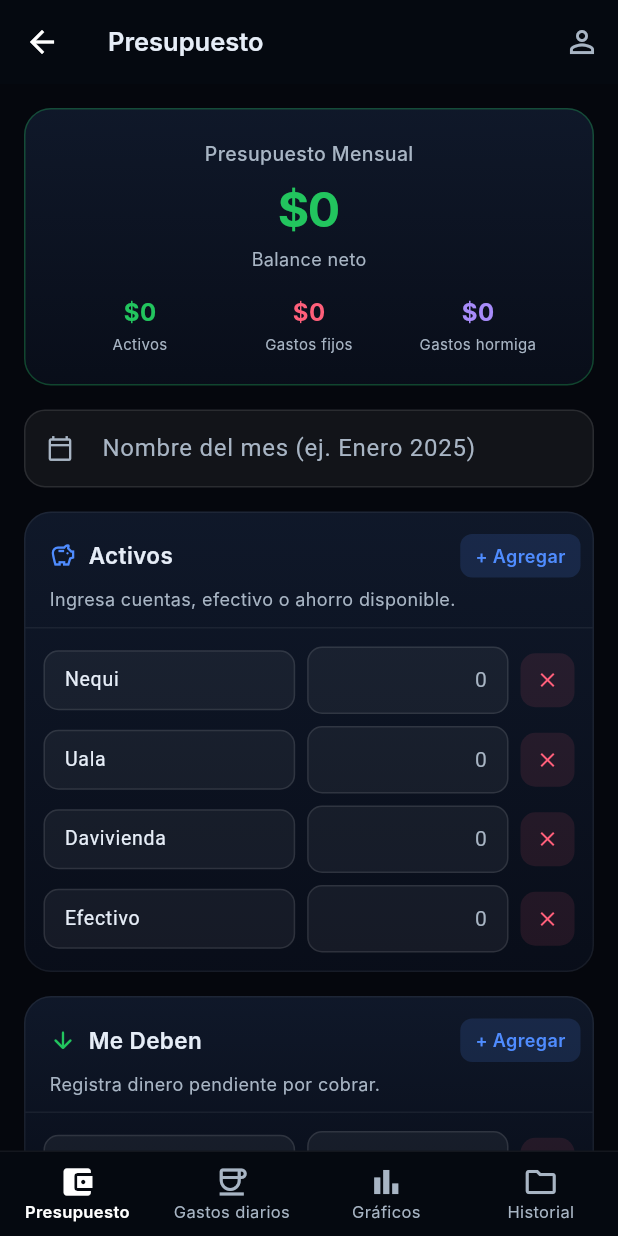
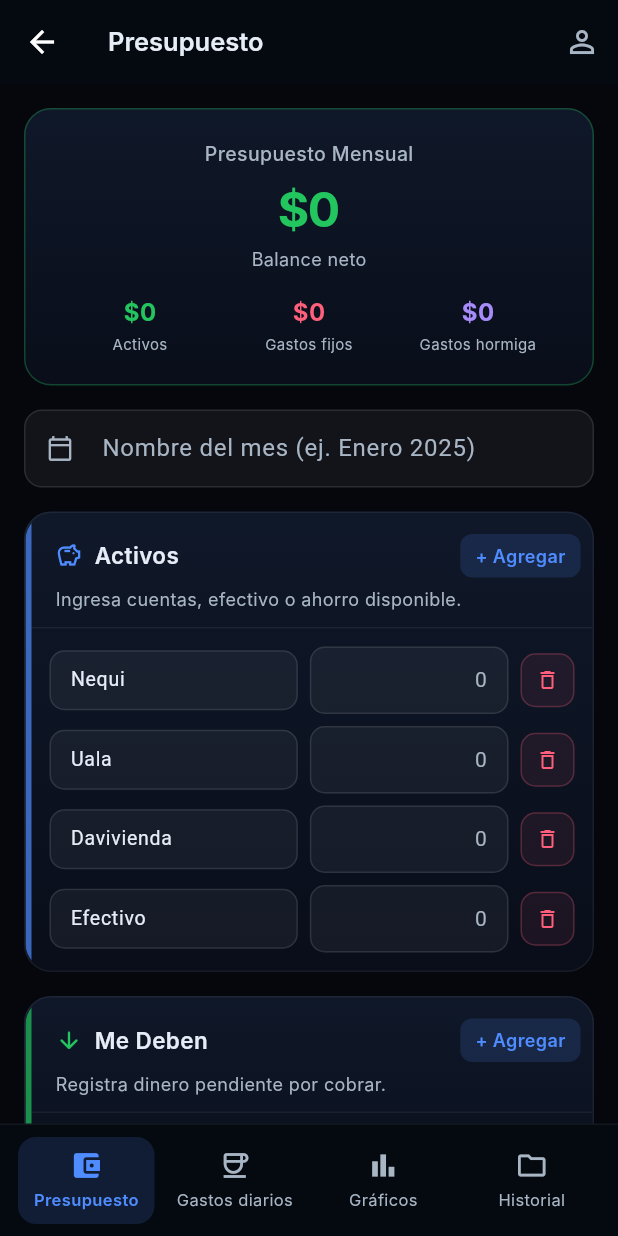
Before and after one commit to JuanDelgado06/finanzas-personales-app, a Flutter app: the HomeShell screen opened directly, on a phone screen of 412 x 824 dp. Run offline on Flutter 3.47's test engine with Material 3 defaults, Android fonts, the phone set to English and light mode, and no system bars; our stand-ins replace firebase_auth, firebase_core, fl_chart, google_sign_in, shared_preferences; accounts and stored records are empty; network calls fail; Roboto replaces fonts that are missing (Inter).

Commit message:
Refactor navegación inferior y mejora visual en pantallas de presupuesto y gráficos; agrega animaciones y nuevos estilos de contenedor.

```diff
--- a/lib/main.dart
+++ b/lib/main.dart
@@ -142,29 +142,10 @@ class _HomeShellState extends State<HomeShell> {
         ],
       ),
       body: _screens[_currentIndex],
-      bottomNavigationBar: Container(
-        decoration: BoxDecoration(
-          color: const Color(0xFA050910),
-          border: Border(top: BorderSide(color: kLineSoft)),
-        ),
-        child: BottomNavigationBar(
-          currentIndex: _currentIndex,
-          onTap: (i) => setState(() => _currentIndex = i),
-          elevation: 0,
-          backgroundColor: Colors.transparent,
-          selectedItemColor: Colors.white,
-          unselectedItemColor: kTextSoft,
-          type: BottomNavigationBarType.fixed,
-          selectedLabelStyle: const TextStyle(fontSize: 11, fontWeight: FontWeight.w600),
-          unselectedLabelStyle: const TextStyle(fontSize: 11),
-          items: _navItems.asMap().entries.map((e) {
-            return BottomNavigationBarItem(
-              icon: Icon(e.value.icon),
-              activeIcon: Icon(e.value.activeIcon),
-              label: e.value.label,
-            );
-          }).toList(),
-        ),
+      bottomNavigationBar: _PillNavBar(
+        currentIndex: _currentIndex,
+        items: _navItems,
+        onTap: (i) => setState(() => _currentIndex = i),
       ),
     );
   }
@@ -262,3 +243,66 @@ class _NavItem {
   final String label;
   const _NavItem(this.icon, this.activeIcon, this.label);
 }
+
+class _PillNavBar extends StatelessWidget {
+  final int currentIndex;
+  final List<_NavItem> items;
+  final ValueChanged<int> onTap;
+  const _PillNavBar({required this.currentIndex, required this.items, required this.onTap});
+
+  @override
+  Widget build(BuildContext context) {
+    return Container(
+      decoration: BoxDecoration(
+        color: const Color(0xFA050910),
+        border: Border(top: BorderSide(color: kLineSoft)),
+      ),
+      child: SafeArea(
+        child: Padding(
+          padding: const EdgeInsets.symmetric(horizontal: 8, vertical: 8),
+          child: Row(
+            children: items.asMap().entries.map((e) {
+              final isActive = e.key == currentIndex;
+              return Expanded(
+                child: GestureDetector(
+                  onTap: () => onTap(e.key),
+                  behavior: HitTestBehavior.opaque,
+                  child: AnimatedContainer(
+                    duration: const Duration(milliseconds: 200),
+                    curve: Curves.easeInOut,
+                    margin: const EdgeInsets.symmetric(horizontal: 4),
+                    padding: const EdgeInsets.symmetric(vertical: 8),
+                    decoration: BoxDecoration(
+                      color: isActive ? kAccent.withOpacity(0.15) : Colors.transparent,
+                      borderRadius: BorderRadius.circular(12),
+                    ),
+                    child: Column(
+                      mainAxisSize: MainAxisSize.min,
+                      children: [
+                        Icon(
+                          isActive ? e.value.activeIcon : e.value.icon,
+                          color: isActive ? kAccent : kTextSoft,
+                          size: 22,
+                        ),
+                        const SizedBox(height: 4),
+                        Text(
+                          e.value.label,
+                          style: TextStyle(
+                            color: isActive ? kAccent : kTextSoft,
+                            fontSize: 11,
+                            fontWeight: isActive ? FontWeight.w600 : FontWeight.normal,
+                          ),
+                          overflow: TextOverflow.ellipsis,
+                        ),
+                      ],
+                    ),
+                  ),
+                ),
+              );
+            }).toList(),
+          ),
+        ),
+      ),
+    );
+  }
+}
--- a/lib/screens/budget_screen.dart
+++ b/lib/screens/budget_screen.dart
@@ -168,7 +168,6 @@ class _SummaryCard extends StatelessWidget {
 
   @override
   Widget build(BuildContext context) {
-    final netFull = formatCurrencyFull(state.netWorth);
     final isPositive = state.netWorth >= 0;
     return Container(
       margin: const EdgeInsets.fromLTRB(16, 16, 16, 0),
@@ -181,13 +180,18 @@ class _SummaryCard extends StatelessWidget {
             style: const TextStyle(color: kTextSoft, fontSize: 13, fontWeight: FontWeight.w500),
           ),
           const SizedBox(height: 4),
-          Text(
-            netFull,
+          TweenAnimationBuilder<double>(
+            tween: Tween<double>(begin: state.netWorth, end: state.netWorth),
+            duration: const Duration(milliseconds: 600),
+            curve: Curves.easeOut,
+            builder: (context, value, _) => Text(
+              formatCurrencyFull(value),
               style: TextStyle(
                 color: isPositive ? kSuccess : kDanger,
                 fontSize: 32,
                 fontWeight: FontWeight.w700,
                 letterSpacing: -1,
+              ),
             ),
           ),
           const SizedBox(height: 2),
@@ -287,6 +291,14 @@ class _Section extends StatelessWidget {
     return Container(
       margin: const EdgeInsets.fromLTRB(16, 16, 16, 0),
       decoration: cardDecoration(),
+      child: ClipRRect(
+        borderRadius: BorderRadius.circular(18),
+        child: IntrinsicHeight(
+          child: Row(
+            crossAxisAlignment: CrossAxisAlignment.stretch,
+            children: [
+              Container(width: 4, color: iconColor.withOpacity(0.7)),
+              Expanded(
                 child: Column(
                   children: [
           Padding(
@@ -316,6 +328,11 @@ class _Section extends StatelessWidget {
                   const Divider(height: 1, color: kLineSoft),
                   Padding(padding: const EdgeInsets.fromLTRB(8, 8, 8, 8), child: child),
                 ],
+              ),
+              ),
+            ],
+          ),
+        ),
       ),
     );
   }
@@ -432,10 +449,11 @@ class _RemoveBtn extends StatelessWidget {
       child: Container(
         width: 36, height: 36,
         decoration: BoxDecoration(
-          color: kDanger.withOpacity(0.1),
+          color: kDanger.withOpacity(0.08),
           borderRadius: BorderRadius.circular(10),
+          border: Border.all(color: kDanger.withOpacity(0.25)),
         ),
-        child: const Icon(Icons.close, color: kDanger, size: 16),
+        child: const Icon(Icons.delete_outline, color: kDanger, size: 16),
       ),
     );
   }
--- a/lib/screens/charts_screen.dart
+++ b/lib/screens/charts_screen.dart
@@ -216,15 +216,29 @@ class _LiabilitiesBarChart extends StatelessWidget {
   @override
   Widget build(BuildContext context) {
     final maxVal = items.map((e) => e.value).reduce((a, b) => a > b ? a : b);
+    const barColors = [
+      Color(0xFFFF5F7A),
+      Color(0xFF4F8CFF),
+      Color(0xFFA78BFA),
+      Color(0xFF22C55E),
+      Color(0xFFF59E0B),
+      Color(0xFF14B8A6),
+      Color(0xFFEC4899),
+    ];
     final groups = items.asMap().entries.map((e) {
+      final color = barColors[e.key % barColors.length];
       return BarChartGroupData(
         x: e.key,
         barRods: [
           BarChartRodData(
             toY: e.value.value,
-            color: kDanger,
+            gradient: LinearGradient(
+              begin: Alignment.bottomCenter,
+              end: Alignment.topCenter,
+              colors: [color.withOpacity(0.6), color],
+            ),
             width: 16,
-            borderRadius: BorderRadius.circular(4),
+            borderRadius: BorderRadius.circular(6),
           ),
         ],
       );
--- a/lib/theme/app_theme.dart
+++ b/lib/theme/app_theme.dart
@@ -34,15 +34,15 @@ ThemeData buildAppTheme() {
       fillColor: const Color(0x0DFFFFFF),
       contentPadding: const EdgeInsets.symmetric(horizontal: 14, vertical: 14),
       border: OutlineInputBorder(
-        borderRadius: BorderRadius.circular(14),
+        borderRadius: BorderRadius.circular(12),
         borderSide: const BorderSide(color: kLine),
       ),
       enabledBorder: OutlineInputBorder(
-        borderRadius: BorderRadius.circular(14),
+        borderRadius: BorderRadius.circular(12),
         borderSide: const BorderSide(color: kLine),
       ),
       focusedBorder: OutlineInputBorder(
-        borderRadius: BorderRadius.circular(14),
+        borderRadius: BorderRadius.circular(12),
         borderSide: const BorderSide(color: kAccent, width: 1.5),
       ),
       hintStyle: const TextStyle(color: kTextSoft),
```
Lines whose indentation alone changed are shown as unchanged.
